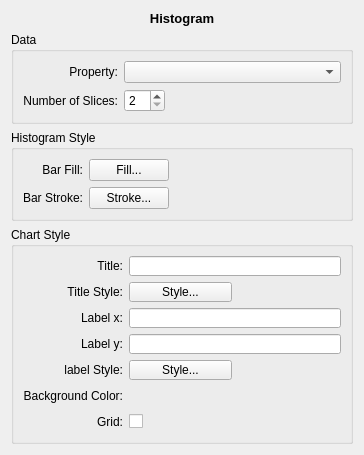
The window that src/terralib/qt/widgets/charts/ui/HistogramFrameWidgetForm.ui (claudiobogossian/terralib5) describes before a commit, drawn with Qt 5.
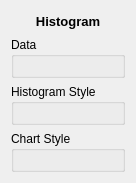
The same window after the commit.

Commit message: Corretcting the frames. They no longer contain their widgets, they will be populated during runtime only.

The edit to the form file:
```diff
--- a/src/terralib/qt/widgets/charts/ui/HistogramFrameWidgetForm.ui
+++ b/src/terralib/qt/widgets/charts/ui/HistogramFrameWidgetForm.ui
@@ -6,8 +6,8 @@
    <rect>
     <x>0</x>
     <y>0</y>
-    <width>364</width>
-    <height>441</height>
+    <width>114</width>
+    <height>183</height>
    </rect>
   </property>
   <property name="windowTitle">
@@ -16,81 +16,6 @@
   <layout class="QGridLayout" name="gridLayout_12">
    <item row="1" column="0">
     <layout class="QGridLayout" name="gridLayout_11">
-     <item row="0" column="0">
-      <widget class="QGroupBox" name="m_histogramDaaGroupBox">
-       <property name="title">
-        <string>Data</string>
-       </property>
-       <layout class="QGridLayout" name="gridLayout_2">
-        <item row="0" column="0">
-         <layout class="QGridLayout" name="gridLayout">
-          <item row="0" column="1" colspan="2">
-           <widget class="QComboBox" name="m_propertyComboBox">
-            <property name="sizePolicy">
-             <sizepolicy hsizetype="Expanding" vsizetype="Fixed">
-              <horstretch>0</horstretch>
-              <verstretch>0</verstretch>
-             </sizepolicy>
-            </property>
-           </widget>
-          </item>
-          <item row="1" column="0">
-           <widget class="QLabel" name="slicesLabel">
-            <property name="maximumSize">
-             <size>
-              <width>100</width>
-              <height>16777215</height>
-             </size>
-            </property>
-            <property name="text">
-             <string>Number of Slices:</string>
-            </property>
-            <property name="alignment">
-             <set>Qt::AlignRight|Qt::AlignTrailing|Qt::AlignVCenter</set>
-            </property>
-           </widget>
-          </item>
-          <item row="1" column="1">
-           <widget class="QSpinBox" name="m_slicesSpinBox">
-            <property name="minimum">
-             <number>2</number>
-            </property>
-           </widget>
-          </item>
-          <item row="0" column="0">
-           <widget class="QLabel" name="propertyLabel">
-            <property name="maximumSize">
-             <size>
-              <width>100</width>
-              <height>16777215</height>
-             </size>
-            </property>
-            <property name="text">
-             <string>Property:</string>
-            </property>
-            <property name="alignment">
-             <set>Qt::AlignRight|Qt::AlignTrailing|Qt::AlignVCenter</set>
-            </property>
-           </widget>
-          </item>
-          <item row="1" column="2">
-           <spacer name="horizontalSpacer_2">
-            <property name="orientation">
-             <enum>Qt::Horizontal</enum>
-            </property>
-            <property name="sizeHint" stdset="0">
-             <size>
-              <width>185</width>
-              <height>20</height>
-             </size>
-            </property>
-           </spacer>
-          </item>
-         </layout>
-        </item>
-       </layout>
-      </widget>
-     </item>
      <item row="1" column="0">
       <widget class="QGroupBox" name="m_histogramStyleGroupBox">
        <property name="title">
@@ -98,80 +23,14 @@
        </property>
        <layout class="QGridLayout" name="gridLayout_5">
         <item row="0" column="0">
-         <layout class="QGridLayout" name="gridLayout_4">
-          <item row="0" column="0">
-           <widget class="QLabel" name="barFillLabel_2">
-            <property name="maximumSize">
-             <size>
-              <width>100</width>
-              <height>16777215</height>
-             </size>
-            </property>
-            <property name="text">
-             <string>Bar Fill:</string>
-            </property>
-            <property name="alignment">
-             <set>Qt::AlignRight|Qt::AlignTrailing|Qt::AlignVCenter</set>
-            </property>
-           </widget>
-          </item>
-          <item row="0" column="1">
-           <widget class="QPushButton" name="m_fillPushButton_2">
-            <property name="text">
-             <string>Fill...</string>
-            </property>
-           </widget>
-          </item>
-          <item row="0" column="2">
-           <spacer name="horizontalSpacer_6">
-            <property name="orientation">
-             <enum>Qt::Horizontal</enum>
-            </property>
-            <property name="sizeHint" stdset="0">
-             <size>
-              <width>40</width>
-              <height>20</height>
-             </size>
-            </property>
-           </spacer>
-          </item>
-          <item row="1" column="0">
-           <widget class="QLabel" name="barStrokeLabel_2">
-            <property name="maximumSize">
-             <size>
-              <width>100</width>
-              <height>16777215</height>
-             </size>
-            </property>
-            <property name="text">
-             <string>Bar Stroke:</string>
-            </property>
-            <property name="alignment">
-             <set>Qt::AlignRight|Qt::AlignTrailing|Qt::AlignVCenter</set>
-            </property>
-           </widget>
-          </item>
-          <item row="1" column="1">
-           <widget class="QPushButton" name="m_strokePushButton_2">
-            <property name="text">
-             <string>Stroke...</string>
-            </property>
-           </widget>
-          </item>
-          <item row="1" column="2">
-           <spacer name="horizontalSpacer_7">
-            <property name="orientation">
-             <enum>Qt::Horizontal</enum>
-            </property>
-            <property name="sizeHint" stdset="0">
-             <size>
-              <width>40</width>
-              <height>20</height>
-             </size>
-            </property>
-           </spacer>
-          </item>
-         </layout>
+         <widget class="QFrame" name="m_histogramStyleFrame">
+          <property name="frameShape">
+           <enum>QFrame::StyledPanel</enum>
+          </property>
+          <property name="frameShadow">
+           <enum>QFrame::Raised</enum>
+          </property>
+         </widget>
         </item>
        </layout>
       </widget>
@@ -183,217 +42,33 @@
        </property>
        <layout class="QGridLayout" name="gridLayout_10">
         <item row="0" column="0">
-         <layout class="QHBoxLayout" name="horizontalLayout_2">
-          <item>
-           <layout class="QGridLayout" name="gridLayout_8">
-            <item row="0" column="0">
-             <widget class="QLabel" name="chartTitleLabel">
-              <property name="text">
-               <string>Title:</string>
-              </property>
-              <property name="alignment">
-               <set>Qt::AlignRight|Qt::AlignTrailing|Qt::AlignVCenter</set>
-              </property>
-             </widget>
-            </item>
-            <item row="1" column="0">
-             <widget class="QLabel" name="titleStyleLabel">
-              <property name="text">
-               <string>Title Style:</string>
-              </property>
-              <property name="alignment">
-               <set>Qt::AlignRight|Qt::AlignTrailing|Qt::AlignVCenter</set>
-              </property>
-             </widget>
-            </item>
-            <item row="2" column="0">
-             <widget class="QLabel" name="labelXLabel">
-              <property name="text">
-               <string>Label x:</string>
-              </property>
-              <property name="alignment">
-               <set>Qt::AlignRight|Qt::AlignTrailing|Qt::AlignVCenter</set>
-              </property>
-             </widget>
-            </item>
-            <item row="3" column="0">
-             <widget class="QLabel" name="labelYLabel_3">
-              <property name="text">
-               <string>Label y:</string>
-              </property>
-              <property name="alignment">
-               <set>Qt::AlignRight|Qt::AlignTrailing|Qt::AlignVCenter</set>
-              </property>
-             </widget>
-            </item>
-            <item row="4" column="0">
-             <widget class="QLabel" name="titleStyleLabel_2">
-              <property name="text">
-               <string>label Style:</string>
-              </property>
-              <property name="alignment">
-               <set>Qt::AlignRight|Qt::AlignTrailing|Qt::AlignVCenter</set>
-              </property>
-             </widget>
-            </item>
-            <item row="5" column="0">
-             <widget class="QLabel" name="backgroundLabel">
-              <property name="text">
-               <string>Background Color:</string>
-              </property>
-              <property name="alignment">
-               <set>Qt::AlignRight|Qt::AlignTrailing|Qt::AlignVCenter</set>
-              </property>
-             </widget>
-            </item>
-            <item row="6" column="0">
-             <widget class="QLabel" name="gridLabel">
-              <property name="text">
-               <string>Grid:</string>
-              </property>
-              <property name="alignment">
-               <set>Qt::AlignRight|Qt::AlignTrailing|Qt::AlignVCenter</set>
-              </property>
-             </widget>
-            </item>
-           </layout>
-          </item>
-          <item>
-           <layout class="QGridLayout" name="gridLayout_9">
-            <item row="0" column="0" colspan="2">
-             <widget class="QLineEdit" name="m_chartTitleLineEdit">
-              <property name="minimumSize">
-               <size>
-                <width>175</width>
-                <height>20</height>
-               </size>
-              </property>
-              <property name="text">
-               <string/>
-              </property>
-             </widget>
-            </item>
-            <item row="1" column="0">
-             <widget class="QPushButton" name="m_titleStylePushButton">
-              <property name="minimumSize">
-               <size>
-                <width>75</width>
-                <height>20</height>
-               </size>
-              </property>
-              <property name="text">
-               <string>Style...</string>
-              </property>
-             </widget>
-            </item>
-            <item row="1" column="1">
-             <spacer name="horizontalSpacer_15">
-              <property name="orientation">
-               <enum>Qt::Horizontal</enum>
-              </property>
-              <property name="sizeHint" stdset="0">
-               <size>
-                <width>40</width>
-                <height>20</height>
-               </size>
-              </property>
-             </spacer>
-            </item>
-            <item row="2" column="0" colspan="2">
-             <widget class="QLineEdit" name="m_labelXlLineEdit">
-              <property name="minimumSize">
-               <size>
-                <width>175</width>
-                <height>20</height>
-               </size>
-              </property>
-             </widget>
-            </item>
-            <item row="3" column="0" colspan="2">
-             <widget class="QLineEdit" name="m_labelYlLineEdit">
-              <property name="minimumSize">
-               <size>
-                <width>175</width>
-                <height>20</height>
-               </size>
-              </property>
-              <property name="text">
-               <string/>
-              </property>
-             </widget>
-            </item>
-            <item row="4" column="0">
-             <widget class="QPushButton" name="m_labelStylePushButton">
-              <property name="minimumSize">
-               <size>
-                <width>75</width>
-                <height>20</height>
-               </size>
-              </property>
-              <property name="text">
-               <string>Style...</string>
-              </property>
-             </widget>
-            </item>
-            <item row="4" column="1">
-             <spacer name="horizontalSpacer_20">
-              <property name="orientation">
-               <enum>Qt::Horizontal</enum>
-              </property>
-              <property name="sizeHint" stdset="0">
-               <size>
-                <width>40</width>
-                <height>20</height>
-               </size>
-              </property>
-             </spacer>
-            </item>
-            <item row="5" column="0">
-             <widget class="QFrame" name="m_colorPickerFrame">
-              <property name="sizePolicy">
-               <sizepolicy hsizetype="Expanding" vsizetype="Preferred">
-                <horstretch>0</horstretch>
-                <verstretch>0</verstretch>
-               </sizepolicy>
-              </property>
-             </widget>
-            </item>
-            <item row="5" column="1">
-             <spacer name="horizontalSpacer_21">
-              <property name="orientation">
-               <enum>Qt::Horizontal</enum>
-              </property>
-              <property name="sizeHint" stdset="0">
-               <size>
-                <width>40</width>
-                <height>20</height>
-               </size>
-              </property>
-             </spacer>
-            </item>
-            <item row="6" column="0">
-             <widget class="QCheckBox" name="m_gridCheckBox">
-              <property name="text">
-               <string/>
-              </property>
-             </widget>
-            </item>
-            <item row="6" column="1">
-             <spacer name="horizontalSpacer_8">
-              <property name="orientation">
-               <enum>Qt::Horizontal</enum>
-              </property>
-              <property name="sizeHint" stdset="0">
-               <size>
-                <width>40</width>
-                <height>20</height>
-               </size>
-              </property>
-             </spacer>
-            </item>
-           </layout>
-          </item>
-         </layout>
+         <widget class="QFrame" name="m_histogramChartFrame">
+          <property name="frameShape">
+           <enum>QFrame::StyledPanel</enum>
+          </property>
+          <property name="frameShadow">
+           <enum>QFrame::Raised</enum>
+          </property>
+         </widget>
+        </item>
+       </layout>
+      </widget>
+     </item>
+     <item row="0" column="0">
+      <widget class="QGroupBox" name="m_histogramDaaGroupBox">
+       <property name="title">
+        <string>Data</string>
+       </property>
+       <layout class="QGridLayout" name="gridLayout_2">
+        <item row="0" column="0">
+         <widget class="QFrame" name="m_histogramDataFrame">
+          <property name="frameShape">
+           <enum>QFrame::StyledPanel</enum>
+          </property>
+          <property name="frameShadow">
+           <enum>QFrame::Raised</enum>
+          </property>
+         </widget>
         </item>
        </layout>
       </widget>
```
The commit also changes 1 other file.
